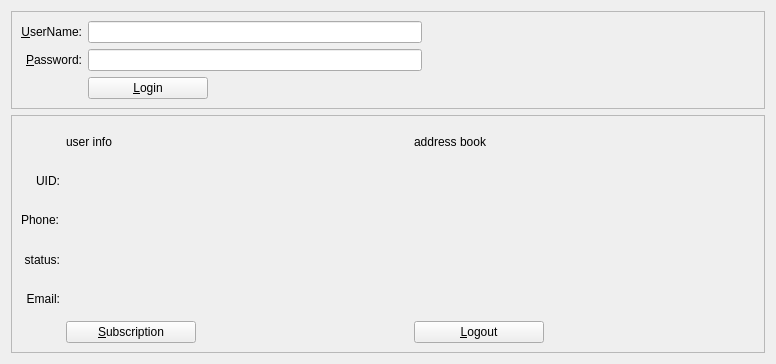
Above: src/qt/forms/logindialog.ui from vipwzw/macoin before the change. Below: the same form after it.
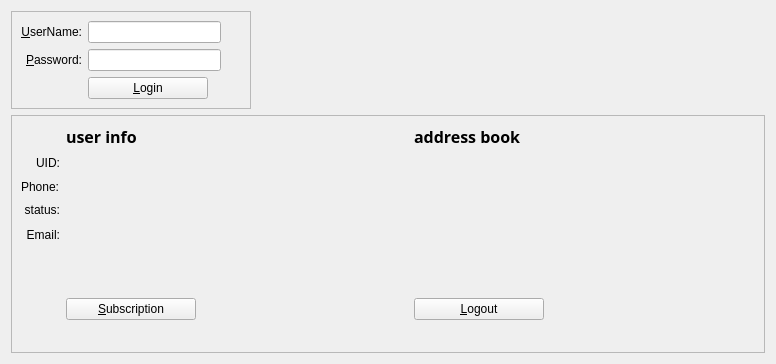
That is the form after the change. Icons and pictures are not drawn.

The edit to the form file:
```diff
--- a/src/qt/forms/logindialog.ui
+++ b/src/qt/forms/logindialog.ui
@@ -26,8 +26,14 @@
       <enum>QFrame::Sunken</enum>
      </property>
      <layout class="QVBoxLayout" name="verticalLayout_3">
+      <property name="sizeConstraint">
+       <enum>QLayout::SetFixedSize</enum>
+      </property>
       <item>
        <layout class="QGridLayout" name="gridLayout">
+        <property name="sizeConstraint">
+         <enum>QLayout::SetFixedSize</enum>
+        </property>
         <item row="3" column="1">
          <layout class="QHBoxLayout" name="horizontalLayout">
           <item>
@@ -48,14 +54,21 @@
            </widget>
           </item>
           <item>
-           <spacer name="horizontalSpacer">
+           <widget class="QLabel" name="label_Link">
+            <property name="alignment">
+             <set>Qt::AlignRight|Qt::AlignTrailing|Qt::AlignVCenter</set>
+            </property>
+           </widget>
+          </item>
+          <item>
+           <spacer name="horizontalSpacer_1">
             <property name="orientation">
              <enum>Qt::Horizontal</enum>
             </property>
             <property name="sizeHint" stdset="0">
              <size>
-              <width>40</width>
-              <height>20</height>
+              <width>0</width>
+              <height>0</height>
              </size>
             </property>
            </spacer>
@@ -116,7 +129,7 @@
          </widget>
         </item>
         <item row="2" column="2">
-         <spacer name="horizontalSpacer">
+         <spacer name="horizontalSpacer_2">
           <property name="orientation">
            <enum>Qt::Horizontal</enum>
           </property>
@@ -158,6 +171,14 @@
 
         <item row="0" column="1">
          <widget class="QLabel" name="titleLabel">
+          <property name="font">
+           <font>
+            <family>Aharoni</family>
+            <pointsize>12</pointsize>
+            <weight>75</weight>
+            <bold>true</bold>
+           </font>
+          </property>
           <property name="toolTip">
            <string></string>
           </property>
@@ -175,6 +196,14 @@
 
         <item row="0" column="2">
          <widget class="QLabel" name="addressbookLabel">
+          <property name="font">
+           <font>
+            <family>Aharoni</family>
+            <pointsize>12</pointsize>
+            <weight>75</weight>
+            <bold>true</bold>
+           </font>
+          </property>
           <property name="toolTip">
            <string>addresses book</string>
           </property>
@@ -291,7 +320,7 @@
         </item>
 
         <item row="4" column="2">
-         <spacer name="horizontalSpacer">
+         <spacer name="horizontalSpacer_3">
           <property name="orientation">
            <enum>Qt::Horizontal</enum>
           </property>
@@ -326,8 +355,13 @@
           </property>
          </widget>
         </item>
-
-        <item row="5" column="1">
+        <item row="5" column="0">
+         <widget class="QLabel" name="blank_label1"/>
+        </item>
+        <item row="6" column="0">
+         <widget class="QLabel" name="blank_label2"/>
+        </item>
+        <item row="7" column="1">
          <layout class="QHBoxLayout" name="horizontalLayout_2">
           <item>
            <widget class="QPushButton" name="SubscriptButton">
@@ -346,9 +380,8 @@
             </property>
            </widget>
           </item>
-
-         <item>
-            <spacer name="horizontalSpacer">
+          <item>
+           <spacer name="horizontalSpacer_4">
             <property name="orientation">
              <enum>Qt::Horizontal</enum>
             </property>
@@ -362,8 +395,7 @@
           </item>
          </layout>
         </item>
-
-        <item row="5" column="2">
+        <item row="7" column="2">
          <layout class="QHBoxLayout" name="horizontalLayout_3">
           <item>
            <widget class="QPushButton" name="LogoutButton">
@@ -382,9 +414,8 @@
             </property>
            </widget>
           </item>
-
-         <item>
-            <spacer name="horizontalSpacer">
+          <item>
+           <spacer name="horizontalSpacer_5">
             <property name="orientation">
              <enum>Qt::Horizontal</enum>
             </property>
@@ -398,8 +429,10 @@
           </item>
          </layout>
         </item>
-
-	   </layout>
+        <item row="8" column="0">
+         <widget class="QLabel" name="blank_label3"/>
+        </item>
+       </layout>
       </item>
 
 
```
Left out of the diff: 31 changed lines with no effect on the pictures.
